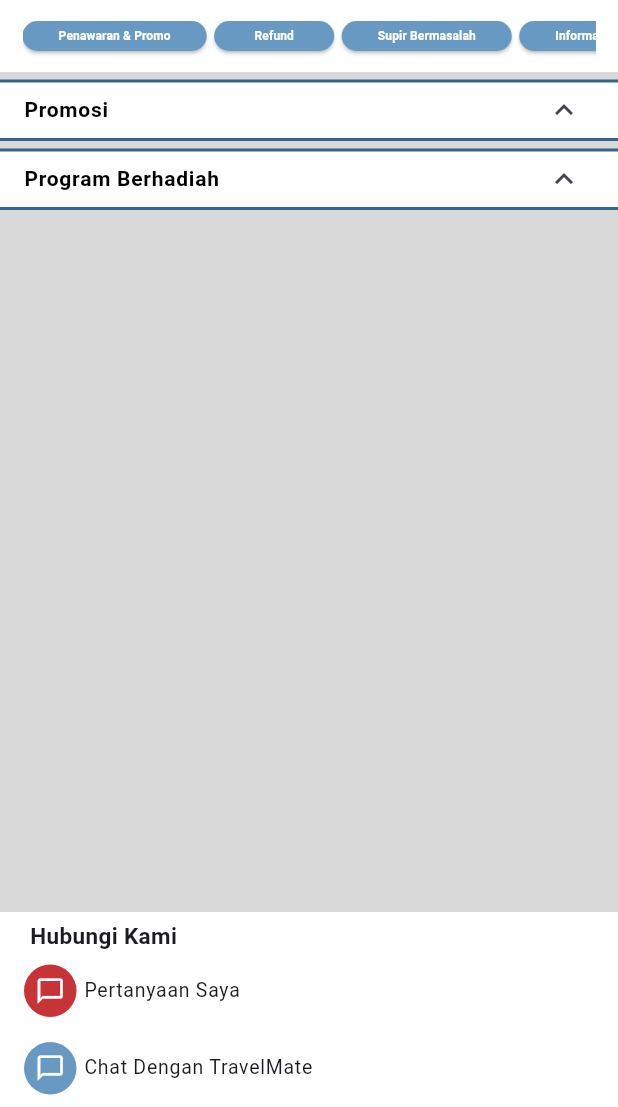
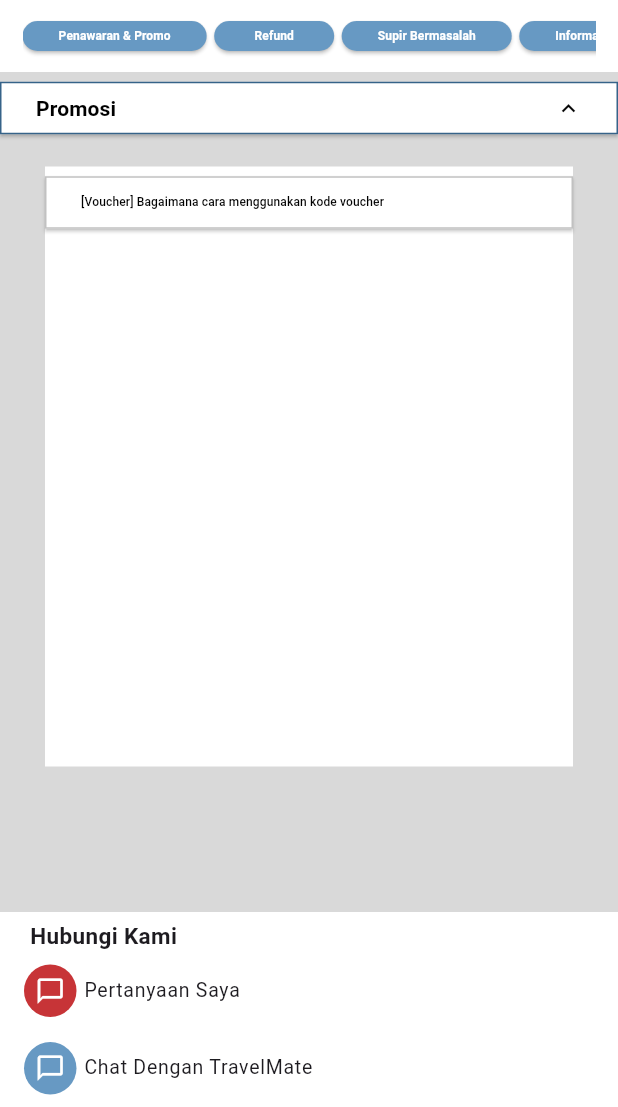
Before and after one commit to Morns123/travelease_mobile, a Flutter app: the screen it shows after launch, after a tap on "Promosi", on a phone screen of 412 x 824 dp, the part 129-1236 px from its top. Run offline on Flutter 3.47's test engine with Material 3 defaults, Android fonts, the phone set to English and light mode, and no system bars.

Commit message:
code tidying update

```diff
--- /dev/null
+++ b/lib/pages/components/button_article.dart
@@ -0,0 +1,32 @@
+import 'package:flutter/material.dart';
+
+class ButtonArticle extends StatelessWidget {
+  final String title;
+  final Border border;
+  final VoidCallback onTap;
+
+  const ButtonArticle({
+    super.key,
+    required this.onTap,
+    required this.title,
+    required this.border,
+  });
+
+  @override
+  Widget build(BuildContext context) {
+    return Container(
+      decoration: BoxDecoration(color: Colors.white, border: border),
+      child: ListTile(
+        onTap: onTap,
+        title: Text(
+          title,
+          style: const TextStyle(
+            fontSize: 12,
+            fontWeight: FontWeight.w400,
+            color: Color(0xff000000),
+          ),
+        ),
+      ),
+    );
+  }
+}
--- /dev/null
+++ b/lib/pages/components/button_to_problem_detail.dart
@@ -0,0 +1,40 @@
+import 'package:flutter/material.dart';
+
+class ButtonToProblemDetail extends StatelessWidget {
+  final Size size;
+  final Color color;
+  final String title;
+  final VoidCallback onPressed;
+  final OutlinedBorder outlinedBorder;
+  const ButtonToProblemDetail({
+    super.key,
+    required this.size,
+    required this.color,
+    required this.title,
+    required this.onPressed,
+    required this.outlinedBorder,
+  });
+
+  @override
+  Widget build(BuildContext context) {
+    return ElevatedButton(
+      onPressed: onPressed,
+      style: ButtonStyle(
+        minimumSize: WidgetStatePropertyAll(size),
+        shape: WidgetStatePropertyAll(outlinedBorder),
+        backgroundColor: WidgetStatePropertyAll(color),
+      ),
+      child: Align(
+        alignment: Alignment.centerLeft,
+        child: Text(
+          title,
+          style: const TextStyle(
+            fontSize: 8,
+            fontWeight: FontWeight.w500,
+            color: Color(0xff000000),
+          ),
+        ),
+      ),
+    );
+  }
+}
--- /dev/null
+++ b/lib/pages/components/button_to_view.dart
@@ -0,0 +1,48 @@
+import 'package:flutter/material.dart';
+
+class ButtonToView extends StatelessWidget {
+  final Size size;
+  final Color color;
+  final String title;
+  final IconData icon;
+  final VoidCallback onPressed;
+  final OutlinedBorder outlinedBorder;
+  const ButtonToView({
+    super.key,
+    required this.size,
+    required this.icon,
+    required this.color,
+    required this.title,
+    required this.onPressed,
+    required this.outlinedBorder,
+  });
+
+  @override
+  Widget build(BuildContext context) {
+    return ElevatedButton(
+      style: ButtonStyle(
+        minimumSize: WidgetStatePropertyAll(size),
+        shape: WidgetStatePropertyAll(outlinedBorder),
+        backgroundColor: WidgetStatePropertyAll(color),
+      ),
+      onPressed: onPressed,
+      child: Row(
+        mainAxisAlignment: MainAxisAlignment.spaceBetween,
+        children: [
+          Text(
+            title,
+            style: const TextStyle(
+              fontSize: 14,
+              fontWeight: FontWeight.w600,
+              color: Color(0xff000000),
+            ),
+          ),
+          Icon(
+            icon,
+            color: const Color(0xff000000),
+          ),
+        ],
+      ),
+    );
+  }
+}
--- a/lib/pages/components/list_detail_problem.dart
+++ /dev/null
@@ -1,41 +0,0 @@
-import 'package:flutter/material.dart';
-
-class ListDetailProblem extends StatelessWidget {
-  final String title;
-  final String subtitle;
-
-  const ListDetailProblem({
-    super.key,
-    required this.title,
-    required this.subtitle,
-  });
-
-  @override
-  Widget build(BuildContext context) {
-    return ListTile(
-      title: Row(
-        children: [
-          Padding(
-            padding: const EdgeInsets.only(right: 5),
-            child: Text(
-              title,
-              style: const TextStyle(
-                fontSize: 8,
-                fontWeight: FontWeight.w600,
-                color: Colors.black,
-              ),
-            ),
-          ),
-          Text(
-            subtitle,
-            style: const TextStyle(
-              fontSize: 8,
-              fontWeight: FontWeight.w600,
-              color: Colors.black,
-            ),
-          ),
-        ],
-      ),
-    );
-  }
-}
--- a/lib/pages/components/list_problem.dart
+++ /dev/null
@@ -1,41 +0,0 @@
-import 'package:flutter/material.dart';
-
-class ListProblem extends StatelessWidget {
-  final String title;
-  final GestureTapCallback onTap;
-  final Border border;
-  final Widget trailing;
-  const ListProblem({
-    super.key,
-    required this.title,
-    required this.onTap,
-    required this.border,
-    required this.trailing,
-  });
-
-  @override
-  Widget build(BuildContext context) {
-    return Padding(
-      padding: const EdgeInsets.only(top: 5),
-      child: Container(
-        decoration: BoxDecoration(
-          color: Colors.white,
-          border: border,
-        ),
-        child: ListTile(
-          minTileHeight: 10,
-          onTap: onTap,
-          title: Text(
-            title,
-            style: const TextStyle(
-              fontSize: 14,
-              fontWeight: FontWeight.w700,
-              color: Colors.black,
-            ),
-          ),
-          trailing: trailing,
-        ),
-      ),
-    );
-  }
-}
--- a/lib/pages/detail_problem_page/detail_problem.dart
+++ b/lib/pages/detail_problem_page/detail_problem.dart
@@ -1,4 +1,5 @@
 import 'package:flutter/material.dart';
+import 'package:travelease_mobile/pages/components/button_article.dart';
 import '../components/chat_option.dart';
 
 class DetailProblemPage extends StatefulWidget {
@@ -158,9 +159,14 @@ class _DetailProblemPageState extends State<DetailProblemPage> {
                     const SizedBox(
                       height: 2,
                     ),
-                    Container(
-                      decoration: BoxDecoration(
-                        color: Colors.white,
+                    ButtonArticle(
+                      onTap: () {
+                        setState(() {
+                          _isExpanded = !_isExpanded;
+                        });
+                      },
+                      title:
+                          '[$title] Bagaimana cara menggunakan voucher saat checkout',
                       border: _isExpanded
                           ? const Border(
                               top: BorderSide(
@@ -187,25 +193,9 @@ class _DetailProblemPageState extends State<DetailProblemPage> {
                               ),
                             ),
                     ),
-                      child: ListTile(
-                        onTap: () {
-                          setState(() {
-                            _isExpanded = !_isExpanded;
-                          });
-                        },
-                        title: Text(
-                          '[$title] Bagaimana cara menggunakan voucher saat checkout',
-                          style: const TextStyle(
-                            fontSize: 12,
-                            fontWeight: FontWeight.w400,
-                            color: Color(0xff000000),
+                  ],
                 ),
               ),
-                      ),
-                    ),
-                  ],
-                ),
-              )
             ],
           ),
         ),
--- a/lib/pages/help_center_page/help_center.dart
+++ b/lib/pages/help_center_page/help_center.dart
@@ -1,7 +1,8 @@
 import 'package:flutter/material.dart';
 import '../components/chat_option.dart';
-import '../components/list_problem.dart';
+import '../components/button_to_view.dart';
 import '../components/problem_category.dart';
+import '../components/button_to_problem_detail.dart';
 
 class HelpCenterPage extends StatefulWidget {
   const HelpCenterPage({super.key});
@@ -11,7 +12,9 @@ class HelpCenterPage extends StatefulWidget {
 }
 
 class _HelpCenterPageState extends State<HelpCenterPage> {
-  bool _isExpanded = false;
+  bool _showButtons = false;
+  bool _showButtons2 = false;
+  final String title = 'Voucher';
 
   @override
   Widget build(BuildContext context) {
@@ -53,6 +56,8 @@ class _HelpCenterPageState extends State<HelpCenterPage> {
         ),
       ),
       body: Visibility(
+        child: SingleChildScrollView(
+          scrollDirection: Axis.vertical,
           child: Column(
             mainAxisAlignment: MainAxisAlignment.start,
             children: [
@@ -86,89 +91,77 @@ class _HelpCenterPageState extends State<HelpCenterPage> {
                   ),
                 ),
               ),
-            ListProblem(
+              ButtonToView(
+                size: const Size(double.infinity, 35),
+                icon: _showButtons
+                    ? Icons.keyboard_arrow_up_outlined
+                    : Icons.keyboard_arrow_down_outlined,
+                color: const Color(0xffffffff),
                 title: 'Promosi',
-              onTap: () {
+                onPressed: () {
                   setState(() {
-                  _isExpanded = !_isExpanded;
+                    _showButtons = !_showButtons;
                   });
                 },
-              trailing:
-                  Icon(_isExpanded ? Icons.expand_less : Icons.expand_more),
-              border: _isExpanded
-                  ? const Border(
-                      top: BorderSide(
+                outlinedBorder: RoundedRectangleBorder(
+                  borderRadius: const BorderRadius.all(
+                    Radius.circular(0),
+                  ),
+                  side: _showButtons
+                      ? const BorderSide(
                           color: Color(0xff366389),
-                        width: 2,
+                          width: 1,
+                          style: BorderStyle.solid,
+                        )
+                      : BorderSide.none,
+                ),
+              ),
+              AnimatedSwitcher(
+                duration: const Duration(milliseconds: 0),
+                child: _showButtons
+                    ? Padding(
+                        padding: const EdgeInsets.symmetric(
+                          vertical: 15,
+                          horizontal: 30,
+                        ),
+                        child: Container(
+                          width: double.infinity,
+                          height: 400,
+                          decoration: const BoxDecoration(
+                            color: Color(0xffffffff),
+                          ),
+                          child: Column(
+                            children: [
+                              ButtonToProblemDetail(
+                                size: const Size(double.infinity, 35),
+                                color: const Color(0xffffffff),
+                                title:
+                                    '[$title] Bagaimana cara menggunakan kode voucher',
+                                onPressed: () {
+                                  Navigator.pushNamed(
+                                    context,
+                                    '/detail_problem',
+                                  );
+                                },
+                                outlinedBorder: const RoundedRectangleBorder(
+                                  borderRadius: BorderRadius.all(
+                                    Radius.circular(0),
+                                  ),
+                                  side: BorderSide(
+                                    color: Color(0xffC1C1C1),
+                                    width: 1,
                                     style: BorderStyle.solid,
                                   ),
-                      bottom: BorderSide(
-                        color: Color(0xff366389),
-                        width: 2,
-                        style: BorderStyle.solid,
+                                ),
+                              ),
+                            ],
+                          ),
                         ),
                       )
-                  : Border.all(
-                      color: Colors.transparent,
-                      width: 0,
-                      style: BorderStyle.none,
+                    : const SizedBox.shrink(),
               ),
+            ],
           ),
-            ListProblem(
-              title: 'Program Berhadiah',
-              onTap: () {
-                setState(() {
-                  _isExpanded = !_isExpanded;
-                });
-              },
-              trailing:
-                  Icon(_isExpanded ? Icons.expand_less : Icons.expand_more),
-              border: _isExpanded
-                  ? const Border(
-                      top: BorderSide(
-                        color: Color(0xff366389),
-                        width: 2,
-                        style: BorderStyle.solid,
-                      ),
-                      bottom: BorderSide(
-                        color: Color(0xff366389),
-                        width: 2,
-                        style: BorderStyle.solid,
-                      ),
-                    )
-                  : Border.all(
-                      color: Colors.transparent,
-                      width: 0,
-                      style: BorderStyle.none,
-                    ),
-            ),
-            // Expanded(
-            //   child: SingleChildScrollView(
-            //     child: Column(
-            //       children: [
-            //         if (_isExpanded)
-            //           Column(
-            //             children: List.generate(10, (index) {
-            //               return const ListTile(
-            //                 title: Text(
-            //                     '[Voucher] Bagaimana cara menggunakan kode voucher'),
-            //               );
-            //             }),
-            //           ),
-            //         if (_isExpanded)
-            //           TextButton(
-            //             onPressed: () {
-            //               ScaffoldMessenger.of(context).showSnackBar(
-            //                   const SnackBar(
-            //                       content: Text('Memuat lebih banyak...')));
-            //             },
-            //             child: const Text('Lihat Lebih Banyak'),
-            //           ),
-            //       ],
-            //     ),
-            //   ),
-            // ),
-          ],
         ),
       ),
       bottomSheet: Container(
```
Lines whose indentation alone changed are shown as unchanged.
